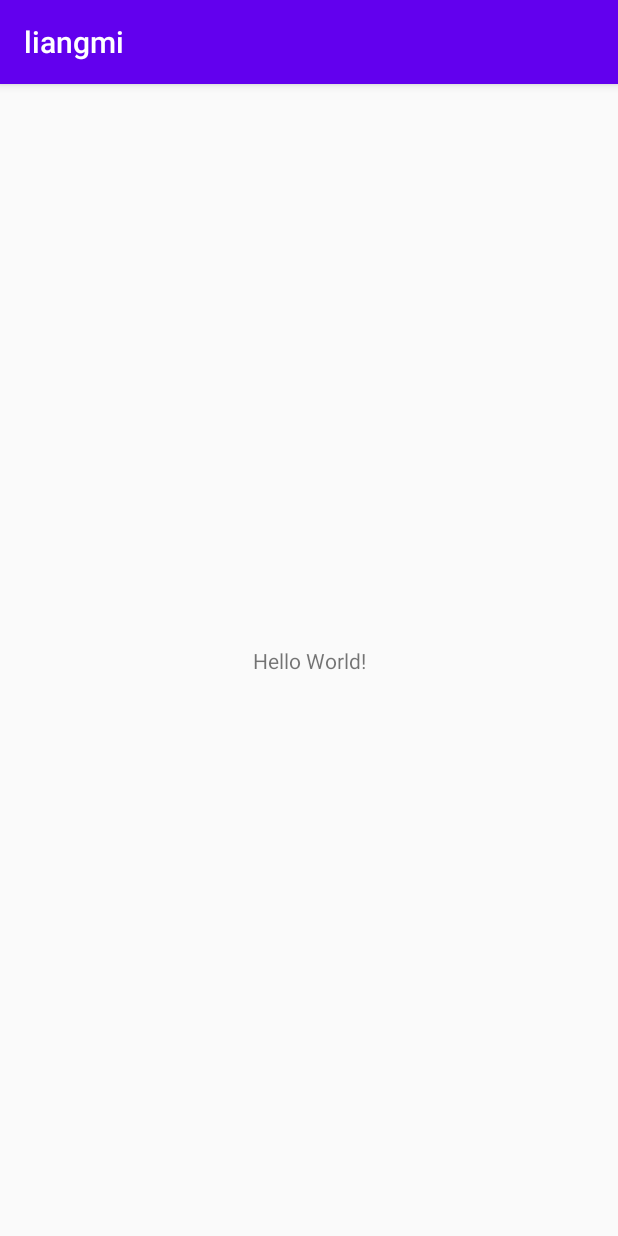
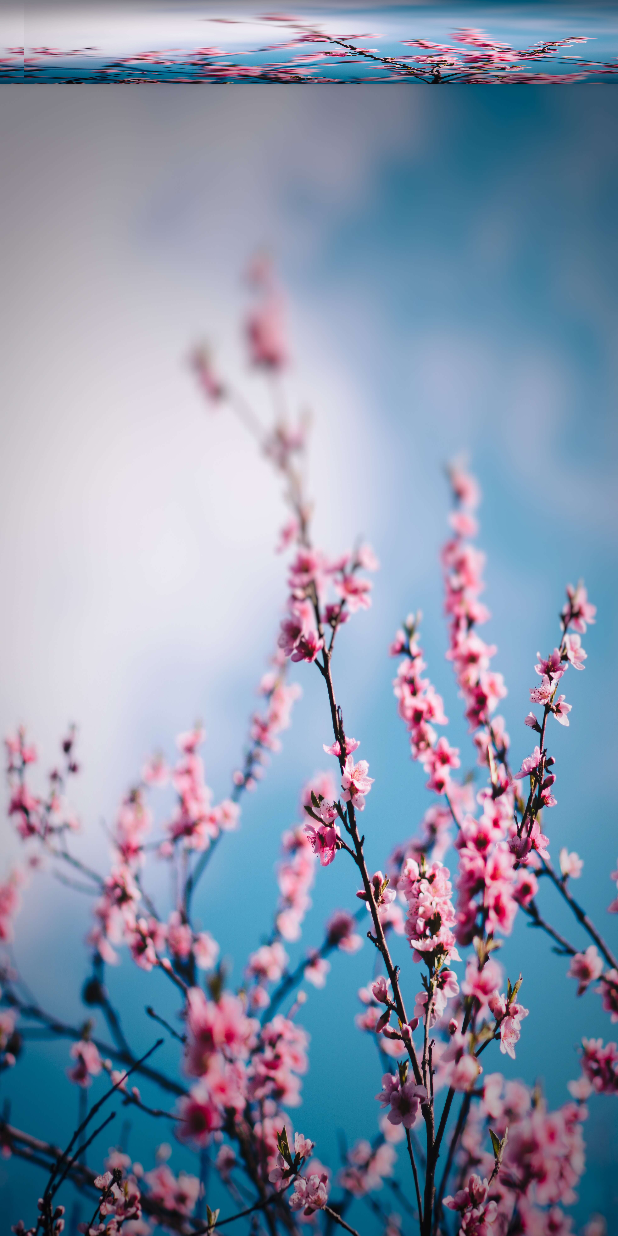
Before and after one commit to sohnyi/liangmi_android, an Android app: the first screen one second after launch (MainActivity before the commit, SplashActivity after it), on a phone screen of 412 x 824 dp. Run offline under Robolectric (Android 15) with nearby library versions, the phone set to English and light mode, and no system bars.

Commit message:
create splash interface

```diff
--- /dev/null
+++ b/app/src/main/java/com/sohnyi/liangmi/splash/SplashActivity.kt
@@ -0,0 +1,27 @@
+package com.sohnyi.liangmi.splash
+
+import android.content.Intent
+import android.os.Bundle
+import androidx.appcompat.app.AppCompatActivity
+import com.sohnyi.liangmi.MainActivity
+import kotlinx.coroutines.*
+import kotlin.coroutines.coroutineContext
+
+class SplashActivity: AppCompatActivity() {
+
+    override fun onCreate(savedInstanceState: Bundle?) {
+        super.onCreate(savedInstanceState)
+        wait3SecondToMain()
+    }
+
+    private fun wait3SecondToMain() {
+        GlobalScope.launch(Dispatchers.Main) {
+            delay(3000)
+            startActivity(Intent(this@SplashActivity, MainActivity::class.java))
+            finish()
+        }
+
+    }
+
+
+}
--- a/app/src/main/res/values/styles.xml
+++ b/app/src/main/res/values/styles.xml
@@ -8,4 +8,9 @@
         <item name="colorAccent">@color/colorAccent</item>
     </style>
 
+    <style name="SplashTheme" parent="AppTheme">
+        <item name="android:background">@drawable/splash_bg</item>
+        <item name="android:windowFullscreen">true</item>
+    </style>
+
 </resources>
```
Also changed, not shown: app/src/main/AndroidManifest.xml (+9 -2 lines), app/src/main/res/drawable-xxhdpi/splash_bg.jpg (added).
